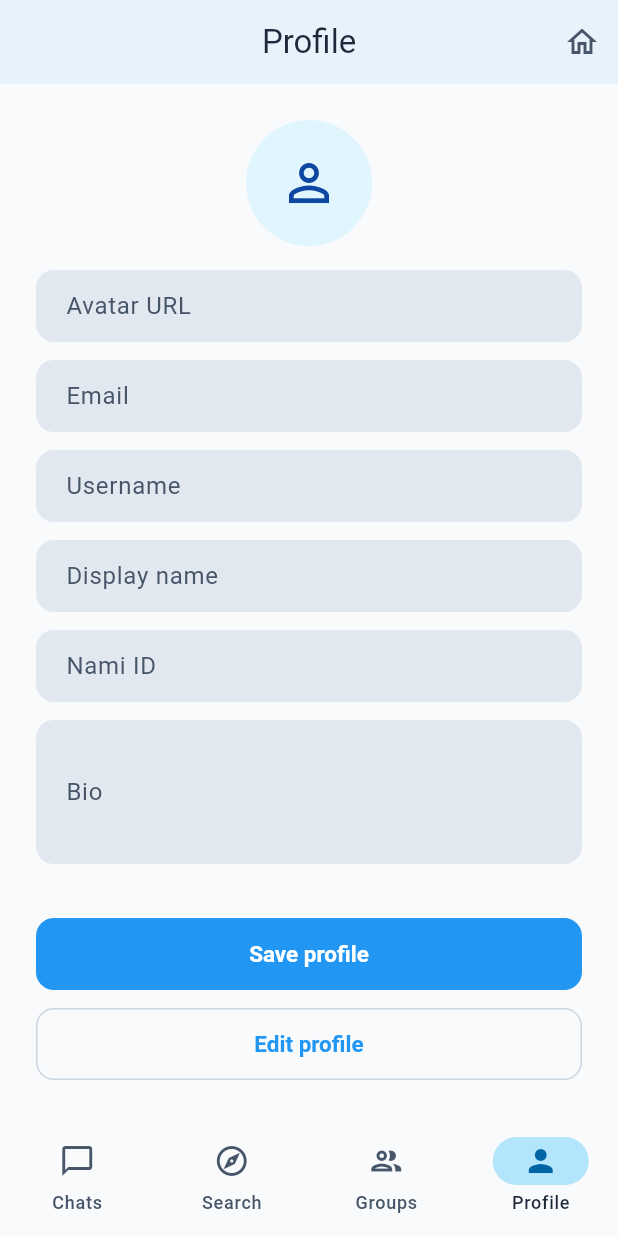
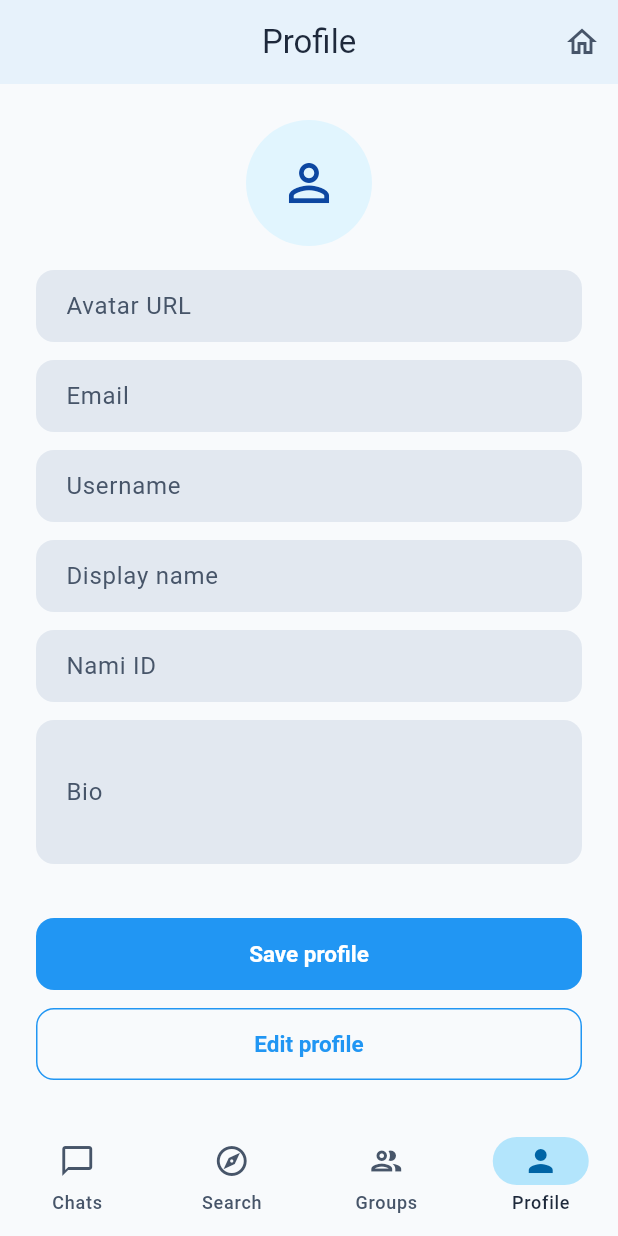
Before and after one commit to Bhanu0777/namichat-lite, a Flutter app: the ProfilePage screen opened by its route, scrolled down 72 dp, on a phone screen of 412 x 824 dp. Run offline on Flutter 3.47's test engine with Material 3 defaults, Android fonts, the phone set to English and light mode, and no system bars; our stand-ins replace dio, equatable, flutter_riverpod, flutter_secure_storage, go_router, hive_flutter and 1 more; accounts and stored records are empty; network calls fail.

Commit message:
style(ui): modernize buttons and interactive components

```diff
--- a/mobile/lib/app/screens/home_screen.dart
+++ b/mobile/lib/app/screens/home_screen.dart
@@ -80,11 +80,17 @@ class HomeScreen extends ConsumerWidget {
             onPressed: () => context.go(RoutePaths.settings),
             icon: const Icon(Icons.settings_outlined),
             tooltip: 'Settings',
+            style: IconButton.styleFrom(
+              padding: const EdgeInsets.all(AppSpacing.sm),
+            ),
           ),
           IconButton(
             onPressed: () => context.go(RoutePaths.profile),
             icon: const Icon(Icons.person_outline),
             tooltip: 'Profile',
+            style: IconButton.styleFrom(
+              padding: const EdgeInsets.all(AppSpacing.sm),
+            ),
           ),
         ],
       ),
--- a/mobile/lib/design_system/flow_buttons.dart
+++ b/mobile/lib/design_system/flow_buttons.dart
@@ -70,6 +70,11 @@ class FlowButton extends StatelessWidget {
     Widget button;
     switch (variant) {
       case FlowButtonVariant.primary:
+        button = FilledButton(
+          onPressed: loading ? null : onPressed,
+          style: style,
+          child: content,
+        );
       case FlowButtonVariant.danger:
         button = FilledButton(
           onPressed: loading ? null : onPressed,
@@ -141,33 +146,81 @@ class FlowButton extends StatelessWidget {
     switch (variant) {
       case FlowButtonVariant.danger:
         return base.copyWith(
-          backgroundColor:
-              WidgetStateProperty.resolveWith((s) => s.contains(WidgetState.disabled)
-                  ? scheme.errorContainer
-                  : scheme.error),
+          backgroundColor: WidgetStateProperty.resolveWith((states) {
+            if (states.contains(WidgetState.disabled)) {
+              return scheme.errorContainer;
+            }
+            if (states.contains(WidgetState.pressed)) {
+              return scheme.error.withValues(alpha: 0.8);
+            }
+            return scheme.error;
+          }),
           foregroundColor: WidgetStateProperty.all(scheme.onError),
+          overlayColor: WidgetStateProperty.all(
+            Colors.white.withValues(alpha: 0.08),
+          ),
         );
       case FlowButtonVariant.outline:
         return base.copyWith(
-          side: WidgetStateProperty.all(
-            BorderSide(color: scheme.outline),
+          side: WidgetStateProperty.resolveWith((states) {
+            if (states.contains(WidgetState.disabled)) {
+              return BorderSide(color: scheme.outlineVariant);
+            }
+            if (states.contains(WidgetState.pressed)) {
+              return BorderSide(color: scheme.primary.withValues(alpha: 0.6));
+            }
+            return BorderSide(color: scheme.primary);
+          }),
+          foregroundColor: WidgetStateProperty.all(scheme.primary),
+          overlayColor: WidgetStateProperty.all(
+            scheme.primary.withValues(alpha: 0.08),
           ),
-          foregroundColor: WidgetStateProperty.all(scheme.primary),
         );
       case FlowButtonVariant.ghost:
         return base.copyWith(
           foregroundColor: WidgetStateProperty.all(scheme.primary),
-          overlayColor: WidgetStateProperty.all(
-            scheme.primaryContainer.withValues(alpha: 0.12),
-          ),
+          overlayColor: WidgetStateProperty.resolveWith((states) {
+            if (states.contains(WidgetState.pressed)) {
+              return scheme.primary.withValues(alpha: 0.16);
+            }
+            if (states.contains(WidgetState.hovered)) {
+              return scheme.primary.withValues(alpha: 0.12);
+            }
+            return scheme.primary.withValues(alpha: 0.0);
+          }),
         );
       case FlowButtonVariant.secondary:
         return base.copyWith(
-          backgroundColor: WidgetStateProperty.all(scheme.secondaryContainer),
+          backgroundColor: WidgetStateProperty.resolveWith((states) {
+            if (states.contains(WidgetState.disabled)) {
+              return scheme.secondaryContainer.withValues(alpha: 0.6);
+            }
+            if (states.contains(WidgetState.pressed)) {
+              return scheme.secondaryContainer.withValues(alpha: 0.7);
+            }
+            return scheme.secondaryContainer;
+          }),
           foregroundColor: WidgetStateProperty.all(scheme.onSecondaryContainer),
+          overlayColor: WidgetStateProperty.all(
+            scheme.onSecondaryContainer.withValues(alpha: 0.08),
+          ),
         );
       case FlowButtonVariant.primary:
-        return base;
+        return base.copyWith(
+          backgroundColor: WidgetStateProperty.resolveWith((states) {
+            if (states.contains(WidgetState.disabled)) {
+              return scheme.primary.withValues(alpha: 0.38);
+            }
+            if (states.contains(WidgetState.pressed)) {
+              return scheme.primary.withValues(alpha: 0.9);
+            }
+            return scheme.primary;
+          }),
+          foregroundColor: WidgetStateProperty.all(scheme.onPrimary),
+          overlayColor: WidgetStateProperty.all(
+            Colors.white.withValues(alpha: 0.08),
+          ),
+        );
     }
   }
 
--- a/mobile/lib/features/chat/presentation/pages/chat_page.dart
+++ b/mobile/lib/features/chat/presentation/pages/chat_page.dart
@@ -215,6 +215,9 @@ class _ChatAppBar extends StatelessWidget implements PreferredSizeWidget {
             icon: const Icon(Icons.refresh),
             tooltip: 'Reconnect',
             onPressed: onReconnect,
+            style: IconButton.styleFrom(
+              padding: const EdgeInsets.all(AppSpacing.sm),
+            ),
           ),
         const SizedBox(width: AppSpacing.xs),
       ],
@@ -759,6 +762,9 @@ class _SendButton extends StatelessWidget {
         ),
         padding: EdgeInsets.zero,
         tooltip: 'Send',
+        style: IconButton.styleFrom(
+          padding: EdgeInsets.zero,
+        ),
       ),
     );
   }
--- a/mobile/lib/features/chat/presentation/pages/user_search_page.dart
+++ b/mobile/lib/features/chat/presentation/pages/user_search_page.dart
@@ -104,6 +104,9 @@ class _UserSearchPageState extends ConsumerState<UserSearchPage> {
                             icon: const Icon(Icons.close, size: AppSpacing.cameraIcon),
                             onPressed: _clearSearch,
                             tooltip: 'Clear',
+                            style: IconButton.styleFrom(
+                              padding: const EdgeInsets.all(AppSpacing.sm),
+                            ),
                           )
                         : null,
                   ),
--- a/mobile/lib/features/groups/presentation/pages/group_detail_page.dart
+++ b/mobile/lib/features/groups/presentation/pages/group_detail_page.dart
@@ -83,6 +83,9 @@ class _GroupDetailScaffold extends ConsumerWidget {
                   tooltip: 'Edit group',
                   onPressed: () =>
                       _showEditDialog(context, ref, group),
+                  style: IconButton.styleFrom(
+                    padding: const EdgeInsets.all(AppSpacing.sm),
+                  ),
                 ),
               if (isOwner)
                 IconButton(
@@ -90,6 +93,9 @@ class _GroupDetailScaffold extends ConsumerWidget {
                   tooltip: 'Delete group',
                   onPressed: () =>
                       _confirmDelete(context, ref),
+                  style: IconButton.styleFrom(
+                    padding: const EdgeInsets.all(AppSpacing.sm),
+                  ),
                 ),
             ],
             flexibleSpace: FlexibleSpaceBar(
--- a/mobile/lib/features/profile/presentation/pages/profile_page.dart
+++ b/mobile/lib/features/profile/presentation/pages/profile_page.dart
@@ -102,6 +102,9 @@ class _ProfilePageState extends ConsumerState<ProfilePage> {
           IconButton(
             onPressed: () => context.go(RoutePaths.home),
             icon: const Icon(Icons.home_outlined),
+            style: IconButton.styleFrom(
+              padding: const EdgeInsets.all(AppSpacing.sm),
+            ),
           ),
         ],
       ),
```
Also changed, not shown: mobile/lib/design_system/flow_snackbar.dart (+32 -32 lines), mobile/lib/features/groups/presentation/pages/groups_list_page.dart (+25 -4 lines).
